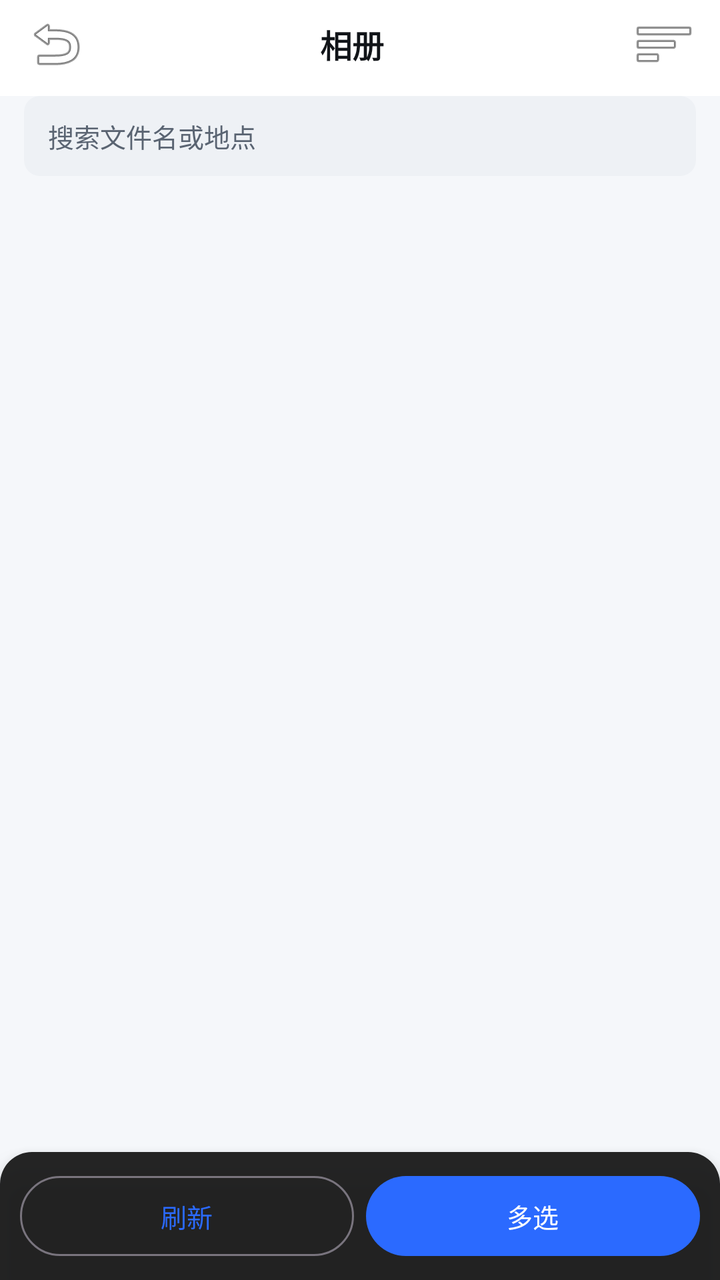
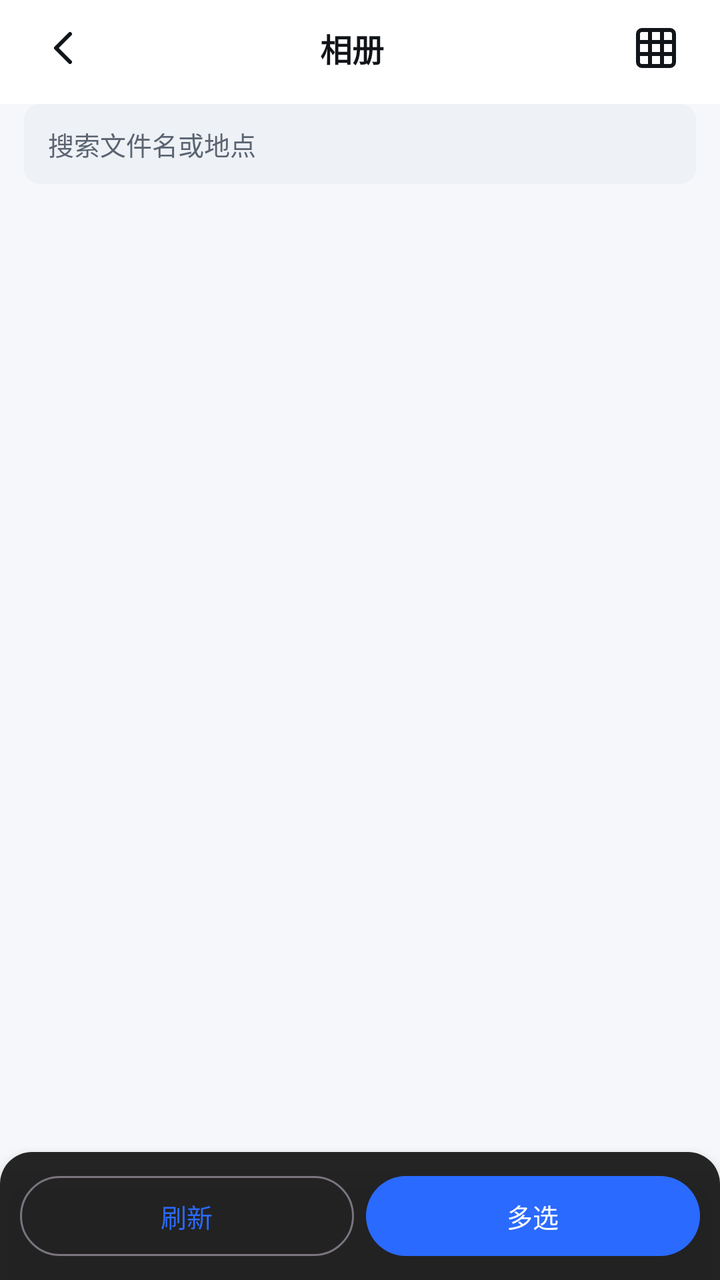

Compare the two renders of this Android layout. The source of the first and the diff that turns it into the second are given below.
<!-- AndroidManifest.xml: application theme Theme.WatermarkCamera -->
<!-- res/layout/fragment_gallery.xml -->
<?xml version="1.0" encoding="utf-8"?>
<LinearLayout xmlns:android="http://schemas.android.com/apk/res/android"
    android:layout_width="match_parent"
    android:layout_height="match_parent"
    android:background="@color/app_background"
    android:clipToPadding="false"
    android:fitsSystemWindows="true"
    android:orientation="vertical">

    
    <LinearLayout
        android:id="@+id/galleryTopBar"
        android:layout_width="match_parent"
        android:layout_height="wrap_content"
        android:minHeight="48dp"
        android:background="@color/app_surface"
        android:fitsSystemWindows="true"
        android:gravity="center_vertical"
        android:orientation="horizontal"
        android:paddingHorizontal="8dp"
        android:paddingBottom="4dp">

        <ImageButton
            android:id="@+id/btnBack"
            android:layout_width="40dp"
            android:layout_height="40dp"
            android:background="?attr/selectableItemBackgroundBorderless"
            android:contentDescription="返回"
            android:src="@android:drawable/ic_menu_revert" />

        <TextView
            android:layout_width="0dp"
            android:layout_height="wrap_content"
            android:layout_weight="1"
            android:gravity="center"
            android:text="相册"
            android:textColor="@color/app_on_surface"
            android:textSize="16sp"
            android:textStyle="bold" />

        <TextView
            android:id="@+id/tvPhotoCount"
            android:layout_width="wrap_content"
            android:layout_height="wrap_content"
            android:layout_marginEnd="8dp"
            android:textColor="@color/app_on_surface_secondary"
            android:textSize="12sp" />

        <ImageButton
            android:id="@+id/btnColumns"
            android:layout_width="40dp"
            android:layout_height="40dp"
            android:background="?attr/selectableItemBackgroundBorderless"
            android:contentDescription="调整列数"
            android:src="@android:drawable/ic_menu_sort_by_size" />
    </LinearLayout>

    
    <EditText
        android:id="@+id/etSearch"
        android:layout_width="match_parent"
        android:layout_height="40dp"
        android:layout_marginHorizontal="12dp"
        android:layout_marginBottom="6dp"
        android:background="@drawable/bg_gallery_search"
        android:gravity="center_vertical"
        android:hint="搜索文件名或地点"
        android:imeOptions="actionSearch"
        android:inputType="text"
        android:maxLines="1"
        android:paddingHorizontal="12dp"
        android:textColor="@color/app_on_surface"
        android:textColorHint="@color/app_on_surface_secondary"
        android:textSize="13sp" />

    
    <LinearLayout
        android:id="@+id/layoutSelectionActions"
        android:layout_width="match_parent"
        android:layout_height="wrap_content"
        android:background="@color/app_surface_alt"
        android:gravity="center_vertical"
        android:orientation="vertical"
        android:paddingHorizontal="12dp"
        android:paddingVertical="6dp"
        android:visibility="gone">

        <TextView
            android:id="@+id/tvSelectedCount"
            android:layout_width="match_parent"
            android:layout_height="wrap_content"
            android:text="已选 0"
            android:textColor="@color/app_on_surface"
            android:textSize="13sp" />

        <LinearLayout
            android:layout_width="match_parent"
            android:layout_height="wrap_content"
            android:layout_marginTop="4dp"
            android:orientation="horizontal">

            <Button
                android:id="@+id/btnSelectAll"
                style="?attr/materialButtonOutlinedStyle"
                android:layout_width="0dp"
                android:layout_height="40dp"
                android:layout_marginEnd="6dp"
                android:layout_weight="1"
                android:text="全选"
                android:textSize="12sp" />

            <Button
                android:id="@+id/btnInvertSelection"
                style="?attr/materialButtonOutlinedStyle"
                android:layout_width="0dp"
                android:layout_height="40dp"
                android:layout_marginEnd="6dp"
                android:layout_weight="1"
                android:text="反选"
                android:textSize="12sp" />

            <Button
                android:id="@+id/btnClearSelection"
                style="?attr/materialButtonOutlinedStyle"
                android:layout_width="0dp"
                android:layout_height="40dp"
                android:layout_marginEnd="6dp"
                android:layout_weight="1"
                android:text="清空"
                android:textSize="12sp" />

            <Button
                android:id="@+id/btnDeleteSelected"
                android:layout_width="0dp"
                android:layout_height="40dp"
                android:layout_marginEnd="6dp"
                android:layout_weight="1"
                android:enabled="false"
                android:text="删除"
                android:textSize="12sp" />

            <Button
                android:id="@+id/btnConfirmSelection"
                android:layout_width="0dp"
                android:layout_height="40dp"
                android:layout_weight="1"
                android:enabled="false"
                android:text="拼图"
                android:textSize="12sp" />
        </LinearLayout>
    </LinearLayout>

    <FrameLayout
        android:layout_width="match_parent"
        android:layout_height="0dp"
        android:layout_weight="1">

        <androidx.recyclerview.widget.RecyclerView
            android:id="@+id/recyclerView"
            android:layout_width="match_parent"
            android:layout_height="match_parent"
            android:clipToPadding="false"
            android:padding="2dp" />

        <LinearLayout
            android:id="@+id/layoutEmpty"
            android:layout_width="wrap_content"
            android:layout_height="wrap_content"
            android:layout_gravity="center"
            android:gravity="center"
            android:orientation="vertical"
            android:visibility="gone">

            <ImageView
                android:layout_width="80dp"
                android:layout_height="80dp"
                android:alpha="0.3"
                android:contentDescription="空"
                android:src="@android:drawable/ic_menu_gallery" />

            <TextView
                android:layout_width="wrap_content"
                android:layout_height="wrap_content"
                android:layout_marginTop="12dp"
                android:text="还没有照片"
                android:textColor="@color/app_on_surface_secondary"
                android:textSize="16sp" />

            <TextView
                android:layout_width="wrap_content"
                android:layout_height="wrap_content"
                android:layout_marginTop="4dp"
                android:text="拍下的照片会按日期分组显示在这里"
                android:textColor="@color/app_on_surface_secondary"
                android:textSize="12sp" />
        </LinearLayout>

        <ProgressBar
            android:id="@+id/progressBar"
            android:layout_width="wrap_content"
            android:layout_height="wrap_content"
            android:layout_gravity="center"
            android:visibility="gone" />
    </FrameLayout>

    
    <LinearLayout
        android:id="@+id/galleryBottomBar"
        android:layout_width="match_parent"
        android:layout_height="64dp"
        android:background="@drawable/bg_bottom_action_bar"
        android:elevation="8dp"
        android:gravity="center"
        android:orientation="horizontal"
        android:paddingHorizontal="10dp"
        android:paddingVertical="8dp">

        <Button
            android:id="@+id/btnRefresh"
            style="?attr/materialButtonOutlinedStyle"
            android:layout_width="0dp"
            android:layout_height="48dp"
            android:layout_marginEnd="6dp"
            android:layout_weight="1"
            android:text="刷新"
            android:textSize="13sp" />

        <Button
            android:id="@+id/btnMultiSelect"
            android:layout_width="0dp"
            android:layout_height="48dp"
            android:layout_weight="1"
            android:text="多选"
            android:textSize="13sp" />
    </LinearLayout>
</LinearLayout>
<!-- resources referenced by this layout -->
<resources>
  <style name="Theme.WatermarkCamera" parent="Theme.Material3.DayNight.NoActionBar">
          <item name="colorPrimary">@color/color_primary</item>
          <item name="colorPrimaryDark">@color/color_primary_dark</item>
          <item name="colorAccent">@color/color_primary</item>
  
          
          <item name="android:windowBackground">@color/app_background</item>
          <item name="android:colorBackground">@color/app_background</item>
  
          
          <item name="android:statusBarColor">@color/app_surface</item>
          <item name="android:windowTranslucentStatus">false</item>
          <item name="android:windowLightStatusBar">true</item>
  
          
          <item name="android:navigationBarColor">@color/app_background</item>
          <item name="android:windowTranslucentNavigation">false</item>
  
          <item name="windowActionBar">false</item>
          <item name="windowNoTitle">true</item>
  
          
          <item name="android:textColorPrimary">@color/app_on_surface</item>
          <item name="android:textColorSecondary">@color/app_on_surface_secondary</item>
      </style>
  <color name="camera_bar">#F21A1A1A</color>
  <color name="color_primary">#2B6AFF</color>
  <!-- unchanged entries left out for length: 8 -->
</resources>

<!-- the commit's change to res/layout/fragment_gallery.xml (unified diff, before → after) -->
@@ -1,5 +1,6 @@
 <?xml version="1.0" encoding="utf-8"?>
 <LinearLayout xmlns:android="http://schemas.android.com/apk/res/android"
+    xmlns:app="http://schemas.android.com/apk/res-auto"
     android:layout_width="match_parent"
     android:layout_height="match_parent"
     android:background="@color/app_background"
@@ -20,13 +21,16 @@
         android:paddingHorizontal="8dp"
         android:paddingBottom="4dp">
 
-        <ImageButton
-            android:id="@+id/btnBack"
-            android:layout_width="40dp"
-            android:layout_height="40dp"
-            android:background="?attr/selectableItemBackgroundBorderless"
-            android:contentDescription="返回"
-            android:src="@android:drawable/ic_menu_revert" />
+    <ImageButton
+        android:id="@+id/btnBack"
+        android:layout_width="48dp"
+        android:layout_height="48dp"
+        android:background="?attr/selectableItemBackgroundBorderless"
+        android:contentDescription="@string/gallery_back"
+        android:padding="12dp"
+        android:scaleType="centerInside"
+        android:src="@drawable/ic_ui_back"
+        app:tint="@color/app_on_surface" />
 
         <TextView
             android:layout_width="0dp"
@@ -46,13 +50,16 @@
             android:textColor="@color/app_on_surface_secondary"
             android:textSize="12sp" />
 
-        <ImageButton
-            android:id="@+id/btnColumns"
-            android:layout_width="40dp"
-            android:layout_height="40dp"
-            android:background="?attr/selectableItemBackgroundBorderless"
-            android:contentDescription="调整列数"
-            android:src="@android:drawable/ic_menu_sort_by_size" />
+    <ImageButton
+        android:id="@+id/btnColumns"
+        android:layout_width="48dp"
+        android:layout_height="48dp"
+        android:background="?attr/selectableItemBackgroundBorderless"
+        android:contentDescription="@string/gallery_columns"
+        android:padding="12dp"
+        android:scaleType="centerInside"
+        android:src="@drawable/ic_ui_grid"
+        app:tint="@color/app_on_surface" />
     </LinearLayout>
 
     
@@ -171,12 +178,13 @@
             android:orientation="vertical"
             android:visibility="gone">
 
-            <ImageView
-                android:layout_width="80dp"
-                android:layout_height="80dp"
-                android:alpha="0.3"
-                android:contentDescription="空"
-                android:src="@android:drawable/ic_menu_gallery" />
+    <ImageView
+        android:layout_width="80dp"
+        android:layout_height="80dp"
+        android:alpha="0.3"
+        android:contentDescription="@string/gallery_empty"
+        android:src="@drawable/ic_ui_gallery"
+        app:tint="@color/app_on_surface_secondary" />
 
             <TextView
                 android:layout_width="wrap_content"
<!-- resource entries referenced after the edit -->
@@ -1,5 +1,74 @@
 <!-- resources referenced by this layout -->
 <resources>
+  <!-- drawable ic_ui_back (drawable) -->
+  <?xml version="1.0" encoding="utf-8"?>
+  <vector xmlns:android="http://schemas.android.com/apk/res/android"
+      android:width="24dp"
+      android:height="24dp"
+      android:viewportWidth="24"
+      android:viewportHeight="24">
+      <path
+          android:pathData="m15 5-7 7 7 7"
+          android:fillColor="@android:color/transparent"
+          android:strokeColor="#FF000000"
+          android:strokeWidth="2"
+          android:strokeLineCap="round"
+          android:strokeLineJoin="round" />
+  </vector>
+  <!-- drawable ic_ui_gallery (drawable) -->
+  <?xml version="1.0" encoding="utf-8"?>
+  <vector xmlns:android="http://schemas.android.com/apk/res/android"
+      android:width="24dp"
+      android:height="24dp"
+      android:viewportWidth="24"
+      android:viewportHeight="24">
+      <path
+          android:pathData="M5,4 h14 a2,2 0 0 1 2,2 v12 a2,2 0 0 1 -2,2 h-14 a2,2 0 0 1 -2,-2 v-12 a2,2 0 0 1 2,-2 Z"
+          android:fillColor="@android:color/transparent"
+          android:strokeColor="#FF000000"
+          android:strokeWidth="2"
+          android:strokeLineCap="round"
+          android:strokeLineJoin="round" />
+      <path
+          android:pathData="M6.5,9 a1.5,1.5 0 1,0 3,0 a1.5,1.5 0 1,0 -3,0"
+          android:fillColor="@android:color/transparent"
+          android:strokeColor="#FF000000"
+          android:strokeWidth="2"
+          android:strokeLineCap="round"
+          android:strokeLineJoin="round" />
+      <path
+          android:pathData="m5 17 5-5 3 3 2-2 4 4"
+          android:fillColor="@android:color/transparent"
+          android:strokeColor="#FF000000"
+          android:strokeWidth="2"
+          android:strokeLineCap="round"
+          android:strokeLineJoin="round" />
+  </vector>
+  <!-- drawable ic_ui_grid (drawable) -->
+  <?xml version="1.0" encoding="utf-8"?>
+  <vector xmlns:android="http://schemas.android.com/apk/res/android"
+      android:width="24dp"
+      android:height="24dp"
+      android:viewportWidth="24"
+      android:viewportHeight="24">
+      <path
+          android:pathData="M5,3 h14 a2,2 0 0 1 2,2 v14 a2,2 0 0 1 -2,2 h-14 a2,2 0 0 1 -2,-2 v-14 a2,2 0 0 1 2,-2 Z"
+          android:fillColor="@android:color/transparent"
+          android:strokeColor="#FF000000"
+          android:strokeWidth="2"
+          android:strokeLineCap="round"
+          android:strokeLineJoin="round" />
+      <path
+          android:pathData="M9 3v18M15 3v18M3 9h18M3 15h18"
+          android:fillColor="@android:color/transparent"
+          android:strokeColor="#FF000000"
+          android:strokeWidth="2"
+          android:strokeLineCap="round"
+          android:strokeLineJoin="round" />
+  </vector>
+  <string name="gallery_back">返回</string>
+  <string name="gallery_columns">调整列数</string>
+  <string name="gallery_empty">相册为空</string>
   <style name="Theme.WatermarkCamera" parent="Theme.Material3.DayNight.NoActionBar">
           <item name="colorPrimary">@color/color_primary</item>
           <item name="colorPrimaryDark">@color/color_primary_dark</item>
@@ -18,6 +87,9 @@
           <item name="android:navigationBarColor">@color/app_background</item>
           <item name="android:windowTranslucentNavigation">false</item>
   
+          
+          <item name="android:forceDarkAllowed" tools:ignore="NewApi">false</item>
+  
           <item name="windowActionBar">false</item>
           <item name="windowNoTitle">true</item>
   
